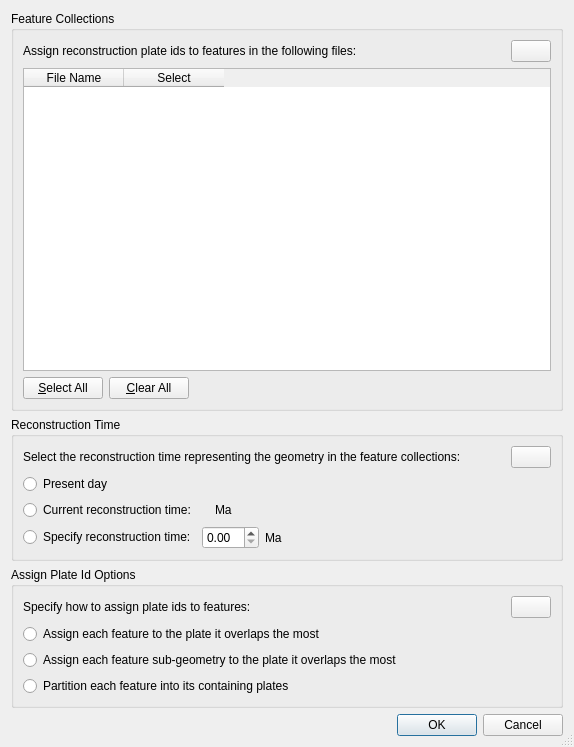
First picture: the form in src/qt-widgets/AssignReconstructionPlateIdsDialogUi.ui, repository GPlates/GPlates, before the edit.
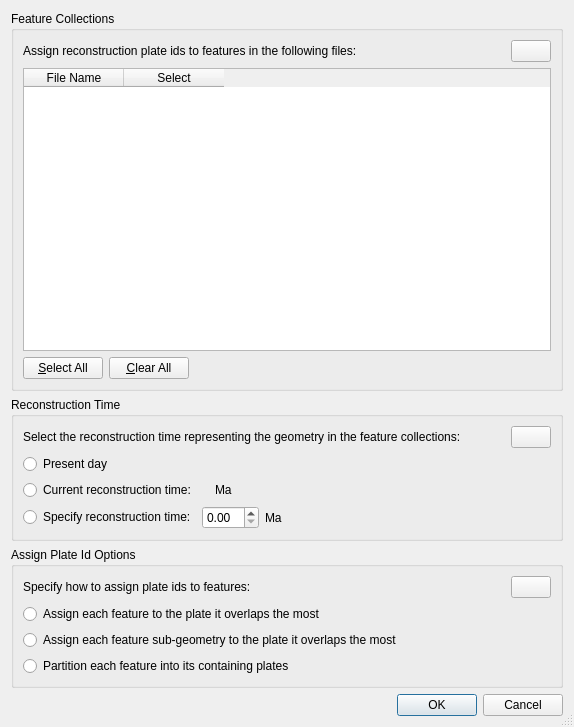
Second picture: the form after the edit. Icons and pictures are not drawn.

The edit to the form file:
```diff
--- a/src/qt-widgets/AssignReconstructionPlateIdsDialogUi.ui
+++ b/src/qt-widgets/AssignReconstructionPlateIdsDialogUi.ui
@@ -6,7 +6,7 @@
     <x>0</x>
     <y>0</y>
     <width>574</width>
-    <height>747</height>
+    <height>727</height>
    </rect>
   </property>
   <property name="windowTitle" >
```
